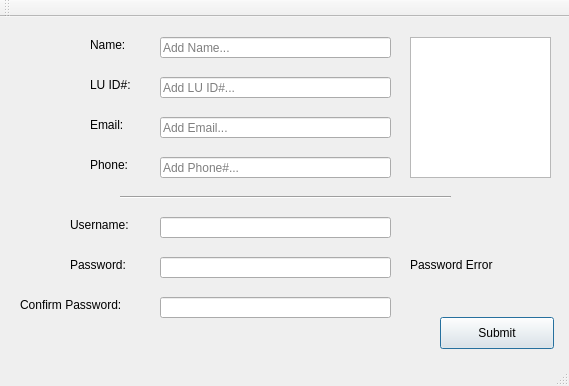
Above: LAWRENTIAN/LuD/registrationwindow.ui from pyridine/LAWRENTIAN before the change. Below: the same form after it.
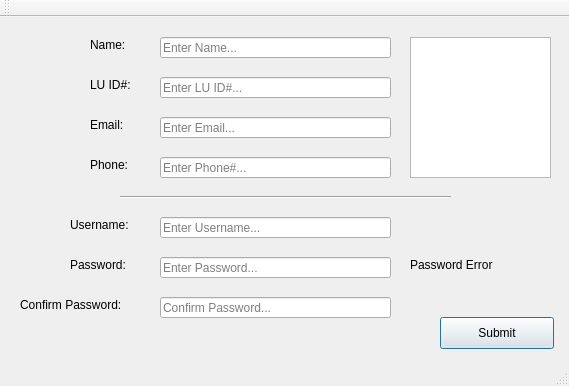
That is the form after the change.

```diff
--- a/LAWRENTIAN/LuD/registrationwindow.ui
+++ b/LAWRENTIAN/LuD/registrationwindow.ui
@@ -89,7 +89,7 @@
      </rect>
     </property>
     <property name="placeholderText">
-     <string>Add Email...</string>
+     <string>Enter Email...</string>
     </property>
    </widget>
    <widget class="QLineEdit" name="nameTextField">
@@ -105,7 +105,7 @@
      <string/>
     </property>
     <property name="placeholderText">
-     <string>Add Name...</string>
+     <string>Enter Name...</string>
     </property>
    </widget>
    <widget class="QLineEdit" name="luIdTextField">
@@ -118,7 +118,7 @@
      </rect>
     </property>
     <property name="placeholderText">
-     <string>Add LU ID#...</string>
+     <string>Enter LU ID#...</string>
     </property>
    </widget>
    <widget class="QLineEdit" name="phoneTextField">
@@ -131,7 +131,7 @@
      </rect>
     </property>
     <property name="placeholderText">
-     <string>Add Phone#...</string>
+     <string>Enter Phone#...</string>
     </property>
    </widget>
    <widget class="QLabel" name="label_5">
@@ -156,6 +156,9 @@
       <height>21</height>
      </rect>
     </property>
+    <property name="placeholderText">
+     <string>Enter Username...</string>
+    </property>
    </widget>
    <widget class="QLabel" name="label_6">
     <property name="geometry">
@@ -185,6 +188,9 @@
     <property name="echoMode">
      <enum>QLineEdit::Password</enum>
     </property>
+    <property name="placeholderText">
+     <string>Enter Password...</string>
+    </property>
    </widget>
    <widget class="QLabel" name="label_7">
     <property name="geometry">
@@ -211,6 +217,9 @@
     <property name="echoMode">
      <enum>QLineEdit::Password</enum>
     </property>
+    <property name="placeholderText">
+     <string>Confirm Password...</string>
+    </property>
    </widget>
    <widget class="QPushButton" name="submitButton">
     <property name="geometry">
```
